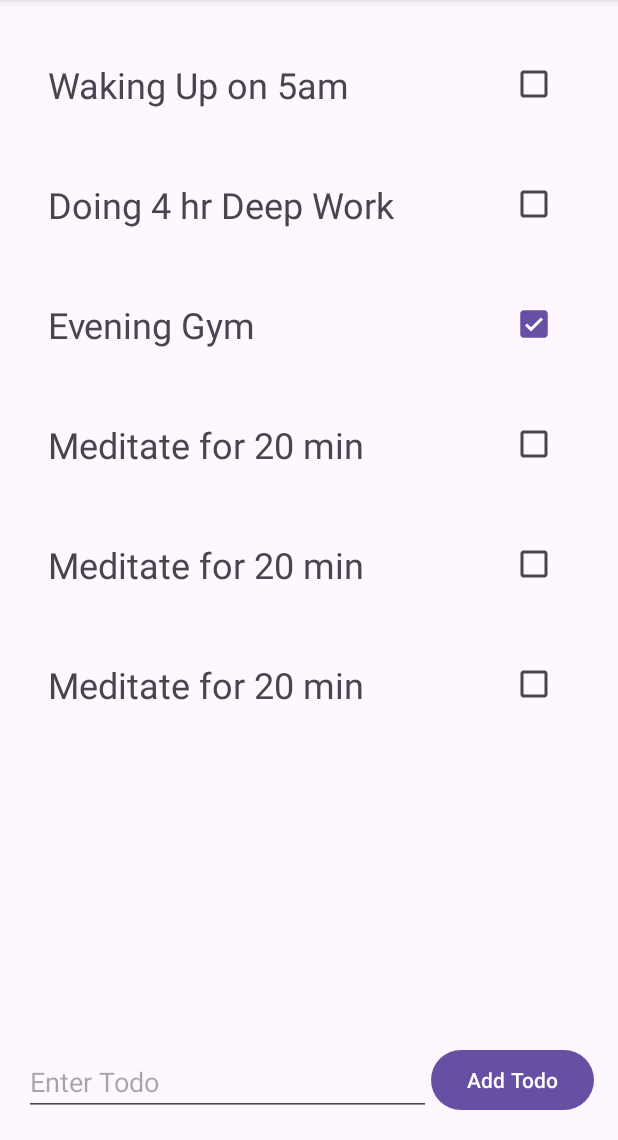
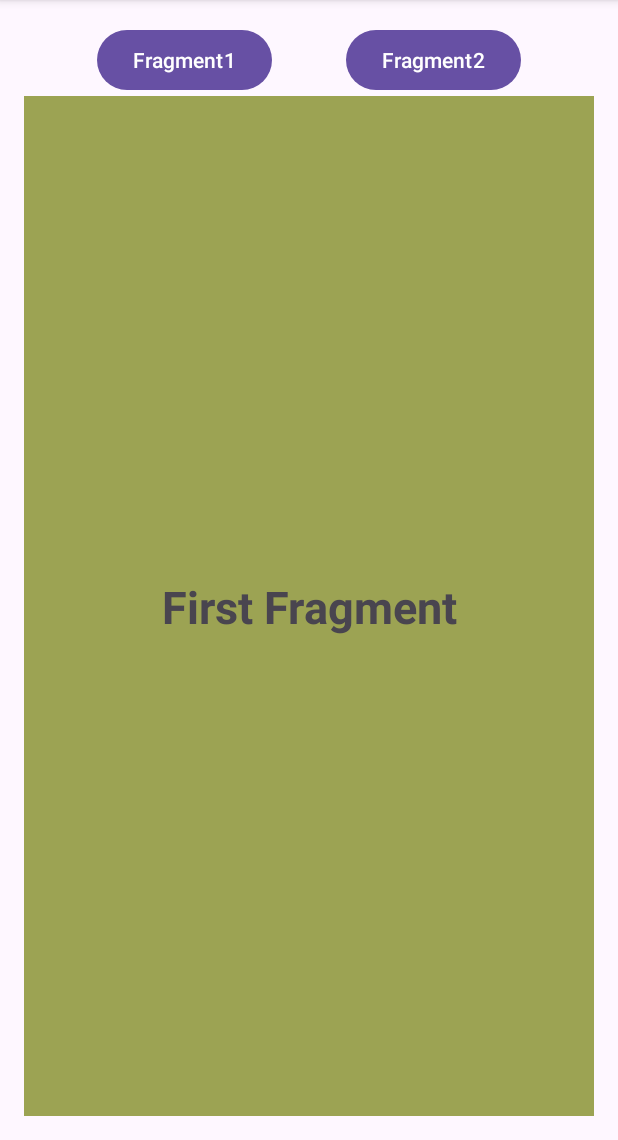
Before and after one commit to MaazSayyadGitHub/AndroidBasics, an Android app: the screen it shows after launch (RecyclerViewActivity before the commit, FragmentActivity after it), after a tap on "Send Data", on a phone screen of 412 x 824 dp, the part 96-1236 px from its top. Run offline under Robolectric (Android 15) with nearby library versions, the light colour scheme and no system bars.

Commit message:
Commit till Fragment activity..

```diff
--- a/app/src/main/AndroidManifest.xml
+++ b/app/src/main/AndroidManifest.xml
@@ -17,6 +17,9 @@
         android:supportsRtl="true"
         android:theme="@style/Theme.AndroidBasics"
         tools:targetApi="31">
+        <activity
+            android:name=".FragmentActivity"
+            android:exported="false" />
         <activity
             android:name=".RecyclerViewActivity"
             android:exported="false" />
--- /dev/null
+++ b/app/src/main/java/com/example/androidbasics/FirstFragment.kt
@@ -0,0 +1,12 @@
+package com.example.androidbasics
+
+import android.os.Bundle
+import androidx.fragment.app.Fragment
+import android.view.LayoutInflater
+import android.view.View
+import android.view.ViewGroup
+
+class FirstFragment :  Fragment(R.layout.fragment_first) { // if i will add - Fragment(R.layout.fragment_first) this, then we don't have need for onCreateView() method
+
+
+}
--- /dev/null
+++ b/app/src/main/java/com/example/androidbasics/FragmentActivity.kt
@@ -0,0 +1,52 @@
+package com.example.androidbasics
+
+import android.os.Bundle
+import android.widget.Button
+import androidx.activity.enableEdgeToEdge
+import androidx.appcompat.app.AppCompatActivity
+import androidx.core.view.ViewCompat
+import androidx.core.view.WindowInsetsCompat
+import androidx.core.view.contains
+import androidx.fragment.app.FragmentManager
+import com.example.androidbasics.databinding.ActivityFragmentBinding
+
+class FragmentActivity : AppCompatActivity() {
+    private lateinit var binding : ActivityFragmentBinding
+
+    override fun onCreate(savedInstanceState: Bundle?) {
+        super.onCreate(savedInstanceState)
+        binding = ActivityFragmentBinding.inflate(layoutInflater)
+        setContentView(binding.root)
+
+
+        val firstFragment = FirstFragment()
+        val secondFragment = SecondFragmment()
+
+        // another way
+//        supportFragmentManager.beginTransaction().replace(R.id.FLFragment, firstFragment).commit()
+
+        supportFragmentManager.beginTransaction().apply {
+            replace(R.id.FLFragment, firstFragment)
+            commit()
+        }
+
+        binding.fragment1.setOnClickListener {
+            supportFragmentManager.beginTransaction().apply {
+                replace(R.id.FLFragment, firstFragment)
+                addToBackStack("firstFragment")
+                commit()
+            }
+        }
+
+        binding.fragment2.setOnClickListener {
+            supportFragmentManager.beginTransaction().apply {
+                replace(R.id.FLFragment, secondFragment)
+                addToBackStack("secondFragment")
+                commit()
+            }
+        }
+
+
+
+    }
+}
--- a/app/src/main/java/com/example/androidbasics/MainActivity.kt
+++ b/app/src/main/java/com/example/androidbasics/MainActivity.kt
@@ -125,7 +125,7 @@ class MainActivity : AppCompatActivity() {
         // goto permission activity
         //
         binding.sendData.setOnClickListener {
-            startActivity(Intent(this, RecyclerViewActivity::class.java))
+            startActivity(Intent(this, FragmentActivity::class.java))
         }
 
 
--- a/app/src/main/java/com/example/androidbasics/RecyclerViewActivity.kt
+++ b/app/src/main/java/com/example/androidbasics/RecyclerViewActivity.kt
@@ -20,7 +20,12 @@ class RecyclerViewActivity : AppCompatActivity() {
         binding = ActivityRecyclerViewBinding.inflate(layoutInflater)
         setContentView(binding.root)
 
+        /*
+        // with array
+        var arrList = arrayOf(Todo("Going Home", false))
+         */
 
+        // with list
         var arrTodoList = mutableListOf(
             Todo("Waking Up on 5am", false),
             Todo("Doing 4 hr Deep Work", false),
@@ -29,6 +34,7 @@ class RecyclerViewActivity : AppCompatActivity() {
             Todo("Meditate for 20 min", false),
             Todo("Meditate for 20 min", false)
         )
+
 
         binding.rvTodos.layoutManager = LinearLayoutManager(this)
         val adapter = TodoAdapter(arrTodoList)
--- /dev/null
+++ b/app/src/main/java/com/example/androidbasics/SecondFragmment.kt
@@ -0,0 +1,13 @@
+package com.example.androidbasics
+
+import android.os.Bundle
+import android.view.LayoutInflater
+import android.view.View
+import android.view.ViewGroup
+import androidx.fragment.app.Fragment
+
+
+class SecondFragmment : Fragment(R.layout.fragment_second_fragmment) {
+
+
+}
--- /dev/null
+++ b/app/src/main/res/layout/activity_fragment.xml
@@ -0,0 +1,39 @@
+<?xml version="1.0" encoding="utf-8"?>
+<androidx.constraintlayout.widget.ConstraintLayout xmlns:android="http://schemas.android.com/apk/res/android"
+    xmlns:app="http://schemas.android.com/apk/res-auto"
+    xmlns:tools="http://schemas.android.com/tools"
+    android:id="@+id/main"
+    android:layout_width="match_parent"
+    android:layout_height="match_parent"
+    android:padding="16dp"
+    tools:context=".FragmentActivity">
+
+    <Button
+        android:id="@+id/fragment1"
+        android:layout_width="wrap_content"
+        android:layout_height="wrap_content"
+        android:text="Fragment1"
+        app:layout_constraintEnd_toStartOf="@+id/fragment2"
+        app:layout_constraintHorizontal_bias="0.5"
+        app:layout_constraintStart_toStartOf="parent"
+        app:layout_constraintTop_toTopOf="parent" />
+
+    <Button
+        android:id="@+id/fragment2"
+        android:layout_width="wrap_content"
+        android:layout_height="wrap_content"
+        android:text="Fragment2"
+        app:layout_constraintEnd_toEndOf="parent"
+        app:layout_constraintHorizontal_bias="0.5"
+        app:layout_constraintStart_toEndOf="@+id/fragment1"
+        app:layout_constraintTop_toTopOf="parent" />
+
+    <FrameLayout
+        android:id="@+id/FLFragment"
+        android:layout_width="match_parent"
+        android:layout_height="0dp"
+        app:layout_constraintBottom_toBottomOf="parent"
+        app:layout_constraintEnd_toEndOf="parent"
+        app:layout_constraintStart_toStartOf="parent"
+        app:layout_constraintTop_toBottomOf="@+id/fragment1" />
+</androidx.constraintlayout.widget.ConstraintLayout>
--- /dev/null
+++ b/app/src/main/res/layout/fragment_first.xml
@@ -0,0 +1,23 @@
+<?xml version="1.0" encoding="utf-8"?>
+<androidx.constraintlayout.widget.ConstraintLayout xmlns:android="http://schemas.android.com/apk/res/android"
+    xmlns:app="http://schemas.android.com/apk/res-auto"
+    xmlns:tools="http://schemas.android.com/tools"
+    android:layout_width="match_parent"
+    android:layout_height="match_parent"
+    android:background="#9CA353"
+    tools:context=".FirstFragment">
+
+    <TextView
+        android:id="@+id/tvFirstFragment"
+        android:layout_width="wrap_content"
+        android:layout_height="wrap_content"
+        android:gravity="center"
+        android:text="First Fragment"
+        android:textSize="30sp"
+        android:textStyle="bold"
+        app:layout_constraintBottom_toBottomOf="parent"
+        app:layout_constraintEnd_toEndOf="parent"
+        app:layout_constraintStart_toStartOf="parent"
+        app:layout_constraintTop_toTopOf="parent" />
+
+</androidx.constraintlayout.widget.ConstraintLayout>
--- a/app/src/main/res/values/strings.xml
+++ b/app/src/main/res/values/strings.xml
@@ -15,4 +15,6 @@
         <item>November</item>
         <item>December</item>
     </string-array>
+    <!-- TODO: Remove or change this placeholder text -->
+    <string name="hello_blank_fragment">Hello blank fragment</string>
 </resources>
```
Also changed, not shown: app/src/main/res/layout/fragment_second_fragmment.xml (added, +23 -0 lines).
